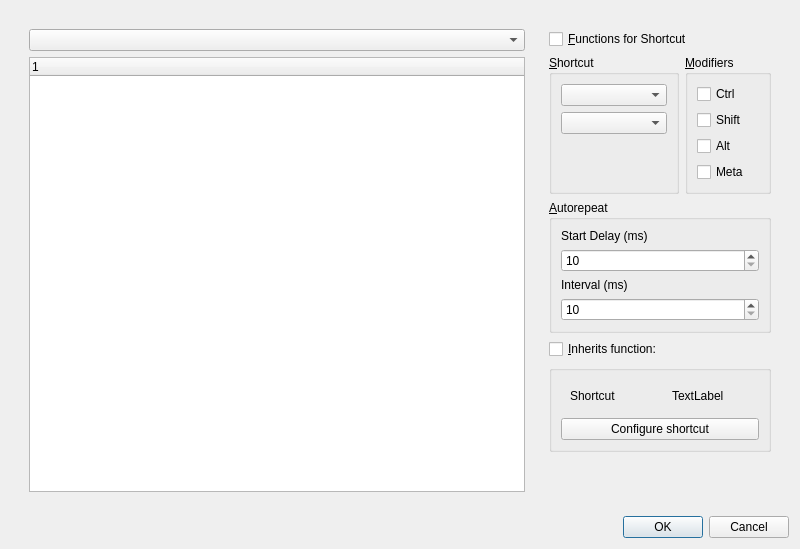
Before: the Qt Designer form src/traverso/ui/ShortcutEditorDialog.ui in ErwanLegrand/Traverso-DAW, drawn with Qt 5.
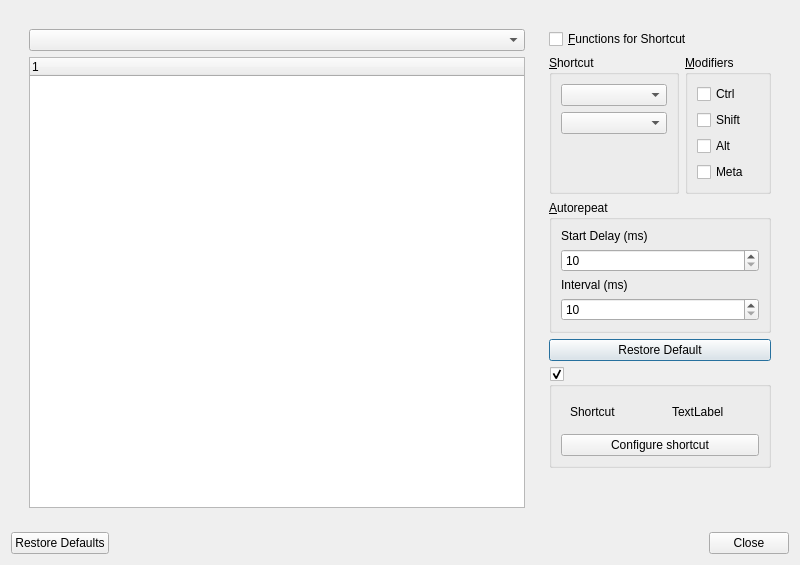
After: the same form once the commit is applied.

Commit message: shortcut manager fully functional now!

```diff
--- a/src/traverso/ui/ShortcutEditorDialog.ui
+++ b/src/traverso/ui/ShortcutEditorDialog.ui
@@ -189,9 +189,9 @@
           </widget>
          </item>
          <item>
-          <widget class="QCheckBox" name="useBaseFunctionCheckBox">
+          <widget class="QPushButton" name="restoreDefaultPushButton">
            <property name="text">
-            <string>&amp;Inherits function:</string>
+            <string>Restore Default</string>
            </property>
           </widget>
          </item>
@@ -200,6 +200,12 @@
            <property name="title">
             <string/>
            </property>
+           <property name="checkable">
+            <bool>true</bool>
+           </property>
+           <property name="checked">
+            <bool>true</bool>
+           </property>
            <layout class="QVBoxLayout" name="verticalLayout_9">
             <item>
              <layout class="QHBoxLayout" name="horizontalLayout_3">
@@ -269,7 +275,10 @@
       <enum>Qt::Horizontal</enum>
      </property>
      <property name="standardButtons">
-      <set>QDialogButtonBox::Cancel|QDialogButtonBox::Ok</set>
+      <set>QDialogButtonBox::Close|QDialogButtonBox::RestoreDefaults</set>
+     </property>
+     <property name="centerButtons">
+      <bool>false</bool>
      </property>
     </widget>
    </item>
```
The commit also changes 6 other files.
